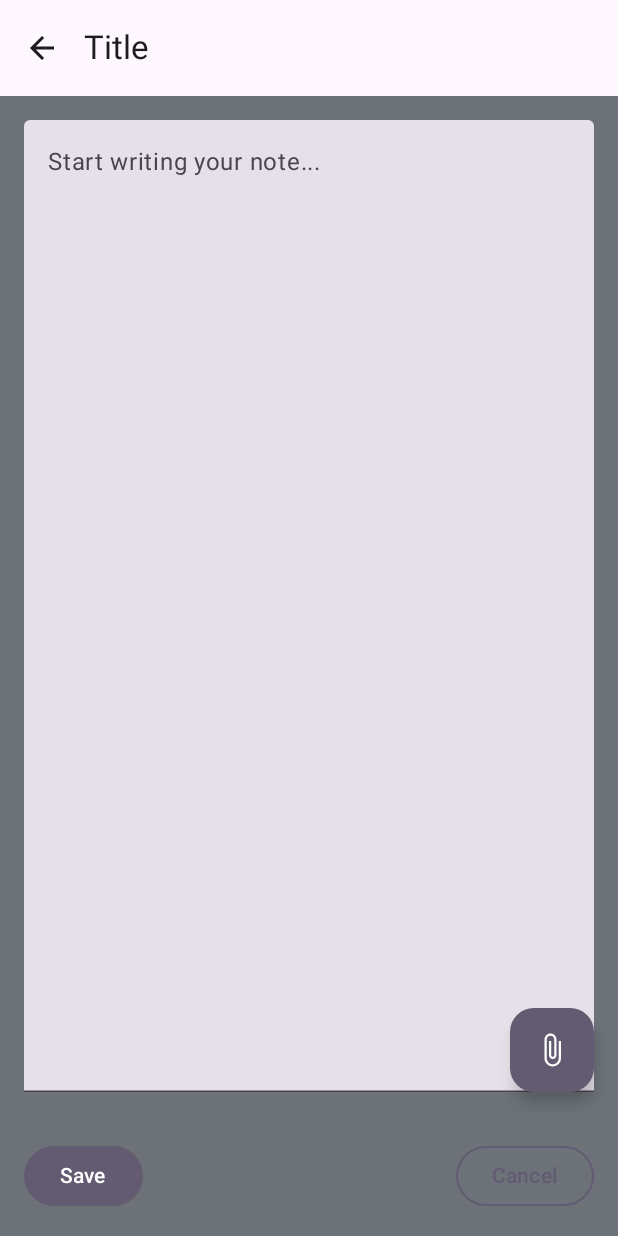
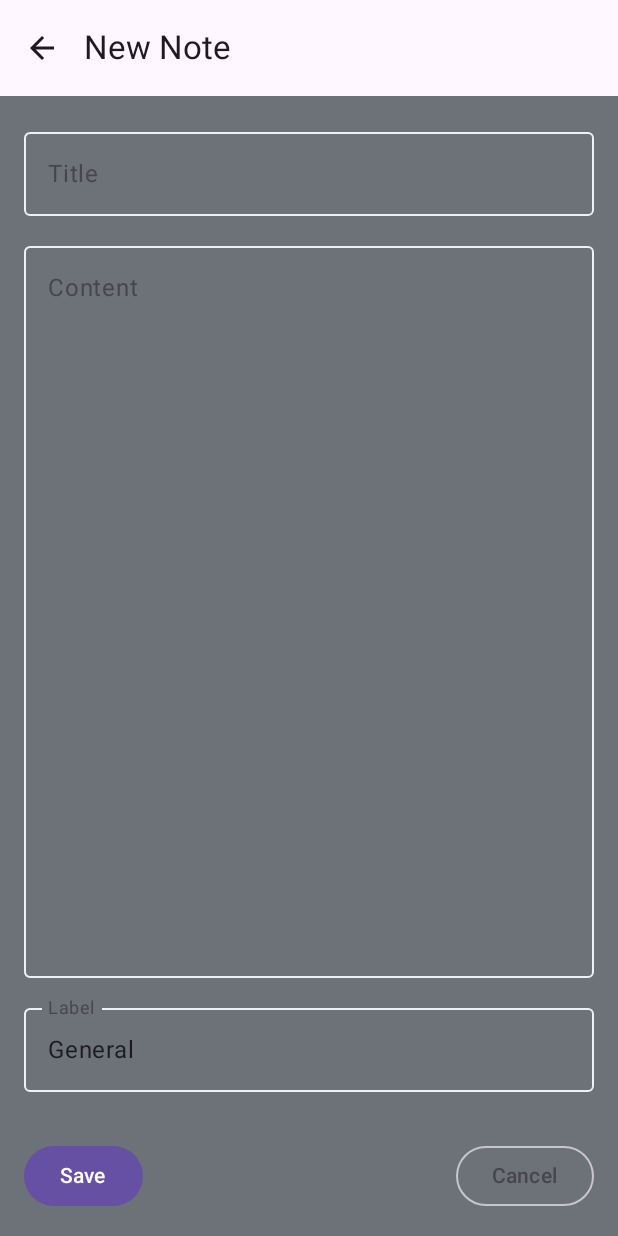
Before and after one commit to TimotiusEkanaT/UAS_ProgAndro, an Android app built with Jetpack Compose: the Notes_Detail screen opened through its navigation route, on a phone screen of 412 x 824 dp. Run offline under Robolectric (Android 15) with nearby library versions, the phone set to English and light mode, and no system bars; our stand-ins replace Firebase (no records; nobody signed in at launch, a user with empty details on screens opened directly); libraries missing offline, so code that uses them is left out: com.facebook, com.facebook.appevents; 3 statements that could not run were skipped.

Commit message:
Commit Note & NoteDetail

```diff
--- a/app/src/main/java/com/example/safevault_compose/MainActivity.kt
+++ b/app/src/main/java/com/example/safevault_compose/MainActivity.kt
@@ -2,8 +2,9 @@ package com.example.safevault_compose
 
 import android.content.Intent
 import android.os.Bundle
-import androidx.fragment.app.FragmentActivity // ⬅️ Ganti dari ComponentActivity
+import androidx.activity.ComponentActivity
 import androidx.activity.compose.setContent
+import androidx.fragment.app.FragmentActivity
 import com.example.safevault_compose.navigation.AppNavHost
 import com.example.safevault_compose.ui.theme.SafeVault_ComposeTheme
 import com.example.safevault_compose.utils.SecurePrefs
@@ -11,8 +12,12 @@ import com.facebook.CallbackManager
 import com.facebook.FacebookSdk
 import com.facebook.appevents.AppEventsLogger
 import com.google.firebase.FirebaseApp
+import com.google.firebase.auth.FirebaseAuth
+import com.google.firebase.database.FirebaseDatabase
+import kotlinx.coroutines.*
+import kotlinx.coroutines.tasks.await
 
-class MainActivity : FragmentActivity() { // ⬅️ Ganti ke FragmentActivity
+class MainActivity : FragmentActivity() {
 
     companion object {
         lateinit var callbackManager: CallbackManager
@@ -21,23 +26,37 @@ class MainActivity : FragmentActivity() { // ⬅️ Ganti ke FragmentActivity
     override fun onCreate(savedInstanceState: Bundle?) {
         super.onCreate(savedInstanceState)
 
-        // Inisialisasi Facebook SDK
+        // Inisialisasi Facebook & Firebase
         FacebookSdk.sdkInitialize(applicationContext)
         AppEventsLogger.activateApp(application)
         callbackManager = CallbackManager.Factory.create()
+        FirebaseApp.initializeApp(this)
 
-        // Inisialisasi Firebase
-        FirebaseApp.initializeApp(this)
         val context = this
-        val startDestination = if (SecurePrefs.isLoggedIn(context)) {
-            "auth_faceid"
-        } else {
-            "auth_calc"
-        }
 
-        setContent {
-            SafeVault_ComposeTheme {
-                AppNavHost(startDestination = startDestination)
+        // Cek login dan status kombinasi di Firebase
+        CoroutineScope(Dispatchers.Main).launch {
+            val user = FirebaseAuth.getInstance().currentUser
+            var startDestination = "auth_calc"
+
+            if (user != null) {
+                val uid = user.uid
+                val db = FirebaseDatabase.getInstance().reference
+                val combinationSnapshot = withContext(Dispatchers.IO) {
+                    db.child("calculator_combination").child(uid).get().await()
+                }
+
+                startDestination = if (combinationSnapshot.exists()) {
+                    "calculator"
+                } else {
+                    "auth_combination"
+                }
+            }
+
+            setContent {
+                SafeVault_ComposeTheme {
+                    AppNavHost(startDestination = startDestination)
+                }
             }
         }
     }
--- a/app/src/main/java/com/example/safevault_compose/navigation/AppNavHost.kt
+++ b/app/src/main/java/com/example/safevault_compose/navigation/AppNavHost.kt
@@ -9,24 +9,14 @@ import androidx.navigation.NavHostController
 import androidx.navigation.compose.NavHost
 import androidx.navigation.compose.composable
 import androidx.navigation.compose.rememberNavController
+import com.example.safevault_compose.ui.screen.auth.*
+import com.example.safevault_compose.ui.screen.calculator.Calc
 import com.example.safevault_compose.ui.screen.note.Note
 import com.example.safevault_compose.ui.screen.note.Notes_Detail
-import com.example.safevault_compose.ui.screen.auth.Auth_Calc
-import com.example.safevault_compose.ui.screen.auth.Auth_Calc_Biometric
-import com.example.safevault_compose.ui.screen.auth.Auth_Calc_Combination
-import com.example.safevault_compose.ui.screen.auth.Auth_Calc_FingerPrint
-import com.example.safevault_compose.ui.screen.auth.Auth_Register
-import com.example.safevault_compose.ui.screen.calculator.Calc
 import com.example.safevault_compose.ui.screen.setting.Setting
-import com.example.safevault_compose.ui.screen.setting.combination.Setting_Calc_Combination
-import com.example.safevault_compose.ui.screen.setting.combination.Setting_Calc_Combination_Auth
-import com.example.safevault_compose.ui.screen.setting.combination.Setting_Calc_Combination_Submenu
-import com.example.safevault_compose.ui.screen.setting.faceid.Setting_FaceID
-import com.example.safevault_compose.ui.screen.setting.faceid.Setting_FaceID_Auth
-import com.example.safevault_compose.ui.screen.setting.faceid.Setting_FaceID_Submenu
-import com.example.safevault_compose.ui.screen.setting.fingerprint.Setting_Fingerprint
-import com.example.safevault_compose.ui.screen.setting.fingerprint.Setting_Fingerprint_Auth
-import com.example.safevault_compose.ui.screen.setting.fingerprint.Setting_Fingerprint_Submenu
+import com.example.safevault_compose.ui.screen.setting.combination.*
+import com.example.safevault_compose.ui.screen.setting.faceid.*
+import com.example.safevault_compose.ui.screen.setting.fingerprint.*
 import com.example.safevault_compose.ui.theme.SafeVault_ComposeTheme
 
 @Composable
@@ -46,7 +36,6 @@ fun AppNavHost(
             if (activity != null) {
                 Auth_Calc_Biometric(navController, activity)
             } else {
-                // Bisa tampilkan error screen atau log
                 Text("Tidak dapat menampilkan autentikasi biometrik. Aktivitas tidak valid.")
             }
         }
@@ -57,7 +46,10 @@ fun AppNavHost(
 
         // Vault - Notes
         composable("note") { Note(navController) }
-        composable("note_detail") { Notes_Detail(navController) }
+        composable("note_detail?id={id}") { backStackEntry ->
+            val noteId = backStackEntry.arguments?.getString("id")
+            Notes_Detail(navController, noteId)
+        }
 
         // Setting
         composable("setting") { Setting(navController) }
--- a/app/src/main/java/com/example/safevault_compose/ui/screen/note/Notes_Detail.kt
+++ b/app/src/main/java/com/example/safevault_compose/ui/screen/note/Notes_Detail.kt
@@ -1,160 +1,110 @@
+// Notes_Detail.kt
 package com.example.safevault_compose.ui.screen.note
 
-import androidx.compose.animation.AnimatedVisibility
-import androidx.compose.foundation.BorderStroke
-import androidx.compose.foundation.background
-import androidx.compose.foundation.layout.Arrangement
-import androidx.compose.foundation.layout.Column
-import androidx.compose.foundation.layout.ExperimentalLayoutApi
-import androidx.compose.foundation.layout.Row
-import androidx.compose.foundation.layout.WindowInsets
-import androidx.compose.foundation.layout.fillMaxSize
-import androidx.compose.foundation.layout.fillMaxWidth
-import androidx.compose.foundation.layout.isImeVisible
-import androidx.compose.foundation.layout.padding
+import android.widget.Toast
+import androidx.compose.foundation.layout.*
 import androidx.compose.material.icons.Icons
 import androidx.compose.material.icons.filled.ArrowBack
-import androidx.compose.material.icons.filled.AttachFile
-import androidx.compose.material.icons.filled.CheckBox
-import androidx.compose.material.icons.filled.Close
-import androidx.compose.material.icons.filled.Mic
-import androidx.compose.material.icons.filled.Photo
-import androidx.compose.material3.Button
-import androidx.compose.material3.ButtonDefaults
-import androidx.compose.material3.ExperimentalMaterial3Api
-import androidx.compose.material3.ExtendedFloatingActionButton
-import androidx.compose.material3.FloatingActionButton
-import androidx.compose.material3.Icon
-import androidx.compose.material3.IconButton
-import androidx.compose.material3.MaterialTheme
-import androidx.compose.material3.OutlinedButton
-import androidx.compose.material3.Scaffold
-import androidx.compose.material3.Text
-import androidx.compose.material3.TextField
-import androidx.compose.material3.TopAppBar
-import androidx.compose.runtime.Composable
-import androidx.compose.runtime.getValue
-import androidx.compose.runtime.mutableStateOf
-import androidx.compose.runtime.remember
-import androidx.compose.runtime.setValue
-import androidx.compose.ui.Alignment
+import androidx.compose.material3.*
+import androidx.compose.runtime.*
 import androidx.compose.ui.Modifier
-import androidx.compose.ui.graphics.Color
 import androidx.compose.ui.platform.LocalContext
-import androidx.compose.ui.platform.LocalFocusManager
-import androidx.compose.ui.platform.LocalSoftwareKeyboardController
 import androidx.compose.ui.unit.dp
 import androidx.navigation.NavHostController
+import com.example.safevault_compose.model.NoteModel
+import com.google.firebase.auth.FirebaseAuth
+import com.google.firebase.database.FirebaseDatabase
 
-@OptIn(ExperimentalMaterial3Api::class, ExperimentalLayoutApi::class)
+@OptIn(ExperimentalMaterial3Api::class)
 @Composable
-fun Notes_Detail(navController: NavHostController) {
-    val keyboardController = LocalSoftwareKeyboardController.current
-    val focusManager = LocalFocusManager.current
+fun Notes_Detail(navController: NavHostController, noteId: String? = null) {
     val context = LocalContext.current
+    val uid = FirebaseAuth.getInstance().currentUser?.uid ?: return
 
-    var noteText by remember { mutableStateOf("") }
-    var showFabMenu by remember { mutableStateOf(false) }
+    var title by remember { mutableStateOf("") }
+    var content by remember { mutableStateOf("") }
+    var label by remember { mutableStateOf("General") }
 
-    val fabItems = listOf(
-        "Voice Note" to Icons.Default.Mic,
-        "Photo" to Icons.Default.Photo,
-        "Checkboxes" to Icons.Default.CheckBox
-    )
+    val noteRef = FirebaseDatabase.getInstance().getReference("notes").child(uid)
 
-    val keyboardVisible = WindowInsets.isImeVisible
+    // If editing existing note
+    LaunchedEffect(noteId) {
+        if (noteId != null) {
+            noteRef.child(noteId).get().addOnSuccessListener { snapshot ->
+                val note = snapshot.getValue(NoteModel::class.java)
+                if (note != null) {
+                    title = note.title
+                    content = note.content
+                    label = note.label
+                }
+            }
+        }
+    }
 
     Scaffold(
         topBar = {
             TopAppBar(
-                title = { Text("Title") },
+                title = { Text(if (noteId != null) "Edit Note" else "New Note") },
                 navigationIcon = {
-                    IconButton(onClick = {
-                        focusManager.clearFocus()
-                        keyboardController?.hide()
-                    }) {
+                    IconButton(onClick = { navController.popBackStack() }) {
                         Icon(Icons.Default.ArrowBack, contentDescription = "Back")
                     }
                 }
             )
         },
-        floatingActionButton = {
-            Column(horizontalAlignment = Alignment.End) {
-                AnimatedVisibility(visible = showFabMenu) {
-                    Column {
-                        fabItems.forEach { (label, icon) ->
-                            ExtendedFloatingActionButton(
-                                text = { Text(label) },
-                                icon = { Icon(icon, contentDescription = label) },
-                                onClick = { /* TODO: Handle action */ },
-                                modifier = Modifier.padding(bottom = 8.dp)
-                            )
-                        }
+        bottomBar = {
+            Row(
+                modifier = Modifier.fillMaxWidth().padding(16.dp),
+                horizontalArrangement = Arrangement.SpaceBetween
+            ) {
+                Button(onClick = {
+                    val note = NoteModel(title, content, label)
+                    val targetRef = if (noteId != null) noteRef.child(noteId) else noteRef.push()
+                    targetRef.setValue(note).addOnSuccessListener {
+                        Toast.makeText(context, "Note saved", Toast.LENGTH_SHORT).show()
+                        navController.popBackStack()
                     }
+                }) {
+                    Text("Save")
                 }
 
-                FloatingActionButton(
-                    onClick = { showFabMenu = !showFabMenu },
-                    containerColor = MaterialTheme.colorScheme.secondary
-                ) {
-                    Icon(
-                        imageVector = if (showFabMenu) Icons.Default.Close else Icons.Default.AttachFile,
-                        contentDescription = "Menu"
-                    )
-                }
-            }
-        },
-        bottomBar = {
-            if (!keyboardVisible) {
-                Row(
-                    modifier = Modifier
-                        .fillMaxWidth()
-                        .padding(16.dp),
-                    horizontalArrangement = Arrangement.SpaceBetween
-                ) {
-                    Button(
-                        onClick = { /* Save logic */ },
-                        colors = ButtonDefaults.buttonColors(
-                            containerColor = MaterialTheme.colorScheme.secondary,
-                            contentColor = MaterialTheme.colorScheme.onSecondary
-                        )
-                    ) {
-                        Text("Save")
-                    }
-
-                    OutlinedButton(
-                        onClick = { /* Cancel logic */ },
-                        colors = ButtonDefaults.outlinedButtonColors(
-                            contentColor = MaterialTheme.colorScheme.secondary
-                        ),
-                        border = BorderStroke(1.dp, MaterialTheme.colorScheme.secondary)
-                    ) {
-                        Text("Cancel")
-                    }
+                OutlinedButton(onClick = { navController.popBackStack() }) {
+                    Text("Cancel")
                 }
             }
         }
-        ,
-        content = { innerPadding ->
-            Column(
+    ) { innerPadding ->
+        Column(modifier = Modifier
+            .padding(innerPadding)
+            .padding(16.dp)
+            .fillMaxSize(),
+        ) {
+            OutlinedTextField(
+                value = title,
+                onValueChange = { title = it },
+                label = { Text("Title") },
+                modifier = Modifier.fillMaxWidth()
+            )
+
+            Spacer(modifier = Modifier.height(12.dp))
+
+            OutlinedTextField(
+                value = content,
+                onValueChange = { content = it },
+                label = { Text("Content") },
                 modifier = Modifier
-                    .fillMaxSize()
-                    .padding(innerPadding)
-                    .padding(16.dp)
-            ) {
-                TextField(
-                    value = noteText,
-                    onValueChange = { noteText = it },
-                    placeholder = { Text("Start writing your note...") },
-                    modifier = Modifier
-                        .fillMaxSize()
-                        .background(Color.Transparent)
-                        .weight(1f),
-                    singleLine = false,
-//                    shape = RoundedCornerShape(16.dp),
-                    maxLines = Int.MAX_VALUE
-                )
-            }
+                    .fillMaxWidth()
+                    .weight(1f)
+            )
+
+            Spacer(modifier = Modifier.height(12.dp))
+
+            OutlinedTextField(
+                value = label,
+                onValueChange = { label = it },
+                label = { Text("Label") },
+                modifier = Modifier.fillMaxWidth()
+            )
         }
-    )
+    }
 }
```
Also changed, not shown: app/src/main/java/com/example/safevault_compose/model/NoteModel.kt (added, +9 -0 lines), app/src/main/java/com/example/safevault_compose/ui/screen/note/Note.kt (+90 -84 lines).
